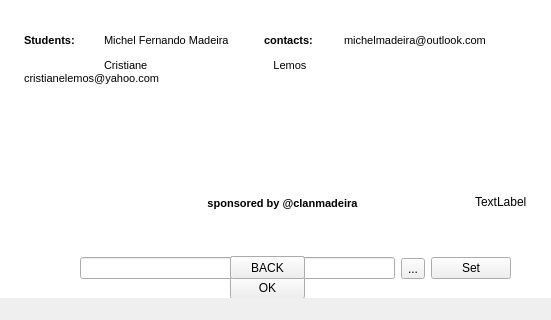
First picture: the form in mainwindow.ui, repository michelmadeira/C-digos-UFSC, before the edit; both pictures show x 120 to 671 and y 280 to 600 of the 800 by 600 pixel window.
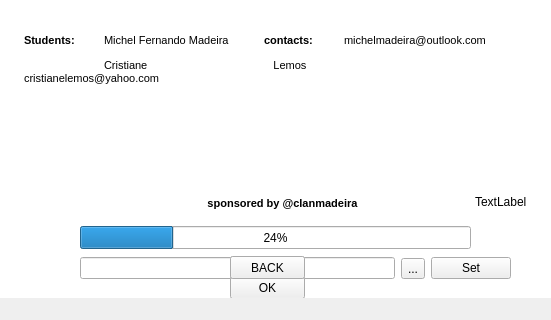
Second picture: the form after the edit. Icons and pictures are not drawn.

What changed in the file:
```diff
--- a/mainwindow.ui
+++ b/mainwindow.ui
@@ -230,6 +230,19 @@
      <string>BACK</string>
     </property>
    </widget>
+   <widget class="QProgressBar" name="progressBar">
+    <property name="geometry">
+     <rect>
+      <x>200</x>
+      <y>470</y>
+      <width>391</width>
+      <height>23</height>
+     </rect>
+    </property>
+    <property name="value">
+     <number>24</number>
+    </property>
+   </widget>
    <zorder>labelLogo</zorder>
    <zorder>graphicView</zorder>
    <zorder>TextOpenCsv</zorder>
@@ -239,6 +252,7 @@
    <zorder>runButton</zorder>
    <zorder>textTps</zorder>
    <zorder>Back</zorder>
+   <zorder>progressBar</zorder>
   </widget>
   <widget class="QMenuBar" name="menubar">
    <property name="geometry">
```
